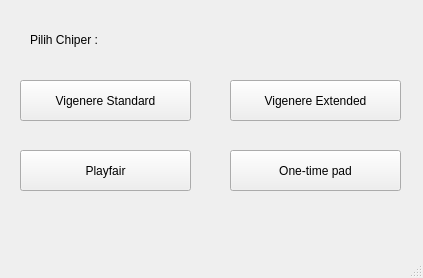
pavita1108/TuCil1_KriptografiKoding, file main.ui: the form before one commit.
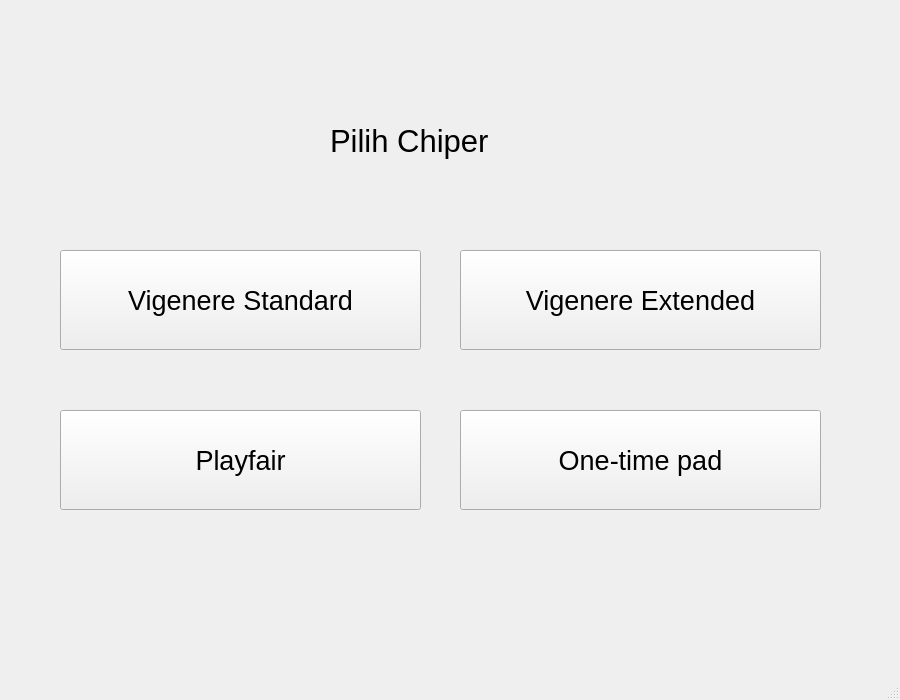
The form after the commit.

What changed in the file:
```diff
--- a/main.ui
+++ b/main.ui
@@ -6,8 +6,8 @@
    <rect>
     <x>0</x>
     <y>0</y>
-    <width>423</width>
-    <height>278</height>
+    <width>900</width>
+    <height>700</height>
    </rect>
   </property>
   <property name="windowTitle">
@@ -17,12 +17,17 @@
    <widget class="QPushButton" name="vigenereStandard">
     <property name="geometry">
      <rect>
-      <x>20</x>
-      <y>80</y>
-      <width>171</width>
-      <height>41</height>
+      <x>60</x>
+      <y>250</y>
+      <width>361</width>
+      <height>100</height>
      </rect>
     </property>
+    <property name="font">
+     <font>
+      <pointsize>20</pointsize>
+     </font>
+    </property>
     <property name="text">
      <string>Vigenere Standard</string>
     </property>
@@ -30,25 +35,35 @@
    <widget class="QLabel" name="label">
     <property name="geometry">
      <rect>
-      <x>30</x>
-      <y>30</y>
-      <width>101</width>
-      <height>19</height>
+      <x>330</x>
+      <y>110</y>
+      <width>231</width>
+      <height>61</height>
      </rect>
     </property>
+    <property name="font">
+     <font>
+      <pointsize>23</pointsize>
+     </font>
+    </property>
     <property name="text">
-     <string>Pilih Chiper : </string>
+     <string>Pilih Chiper</string>
     </property>
    </widget>
    <widget class="QPushButton" name="otp">
     <property name="geometry">
      <rect>
-      <x>230</x>
-      <y>150</y>
-      <width>171</width>
-      <height>41</height>
+      <x>460</x>
+      <y>410</y>
+      <width>361</width>
+      <height>100</height>
      </rect>
     </property>
+    <property name="font">
+     <font>
+      <pointsize>20</pointsize>
+     </font>
+    </property>
     <property name="text">
      <string>One-time pad</string>
     </property>
@@ -56,12 +71,17 @@
    <widget class="QPushButton" name="vigenereExt">
     <property name="geometry">
      <rect>
-      <x>230</x>
-      <y>80</y>
-      <width>171</width>
-      <height>41</height>
+      <x>460</x>
+      <y>250</y>
+      <width>361</width>
+      <height>100</height>
      </rect>
     </property>
+    <property name="font">
+     <font>
+      <pointsize>20</pointsize>
+     </font>
+    </property>
     <property name="text">
      <string>Vigenere Extended</string>
     </property>
@@ -69,12 +89,17 @@
    <widget class="QPushButton" name="playfair">
     <property name="geometry">
      <rect>
-      <x>20</x>
-      <y>150</y>
-      <width>171</width>
-      <height>41</height>
+      <x>60</x>
+      <y>410</y>
+      <width>361</width>
+      <height>100</height>
      </rect>
     </property>
+    <property name="font">
+     <font>
+      <pointsize>20</pointsize>
+     </font>
+    </property>
     <property name="text">
      <string>Playfair</string>
     </property>
```
Left out of the diff: 2 changed lines with no effect on the pictures.
